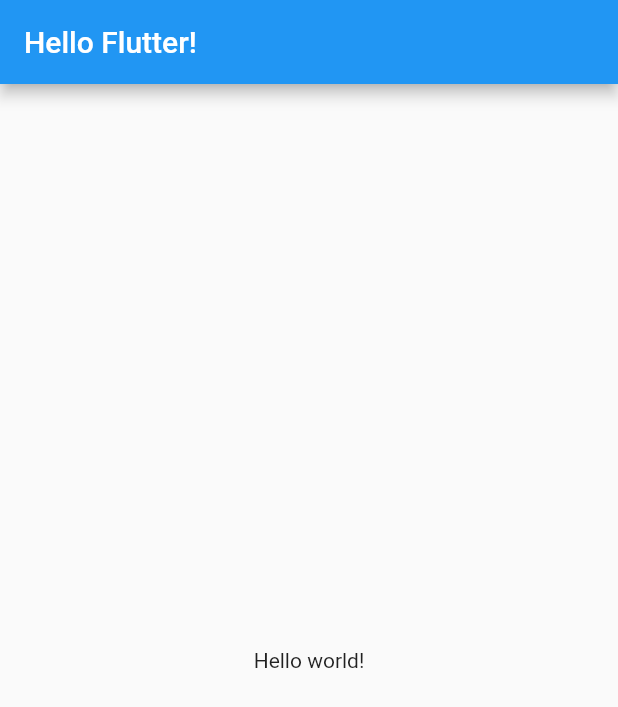
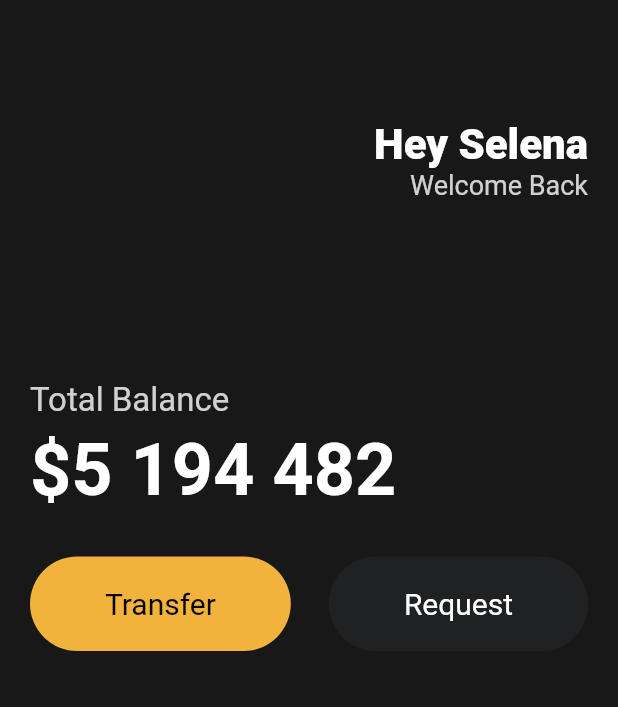
Before and after one commit to vigor-13/toonflix, a Flutter app: the screen it shows after launch, on a phone screen of 412 x 824 dp. Shown: the top 707 px of the screen. Run offline on Flutter 3.47's test engine with Material 2 defaults, Android fonts, the phone set to English and light mode, and no system bars.

Commit message:
add button widget

```diff
--- a/lib/main.dart
+++ b/lib/main.dart
@@ -1,21 +1,93 @@
 import 'package:flutter/material.dart';
+import 'package:toonflix/widgets/button.dart';
 
 void main() {
-  runApp(App());
+  runApp(const App());
 }
 
 class App extends StatelessWidget {
+  const App({super.key});
+
   @override
   Widget build(BuildContext context) {
     return MaterialApp(
       home: Scaffold(
-        appBar: AppBar(
-          title: Text('Hello Flutter!'),
-        ),
-        body: Center(
-          child: Text('Hello world!'),
-        ),
-      ),
+          backgroundColor: const Color(0xFF181818),
+          body: Padding(
+            padding: const EdgeInsets.symmetric(
+              horizontal: 20,
+            ),
+            child: Column(
+              crossAxisAlignment: CrossAxisAlignment.start,
+              children: [
+                const SizedBox(
+                  height: 80,
+                ),
+                Row(
+                  mainAxisAlignment: MainAxisAlignment.end,
+                  children: [
+                    Column(
+                      crossAxisAlignment: CrossAxisAlignment.end,
+                      children: [
+                        const Text(
+                          'Hey Selena',
+                          style: TextStyle(
+                              color: Colors.white,
+                              fontSize: 28,
+                              fontWeight: FontWeight.w800),
+                        ),
+                        Text(
+                          'Welcome Back',
+                          style: TextStyle(
+                            color: Colors.white.withOpacity(0.8),
+                            fontSize: 18,
+                          ),
+                        ),
+                      ],
+                    ),
+                  ],
+                ),
+                const SizedBox(
+                  height: 120,
+                ),
+                Text(
+                  'Total Balance',
+                  style: TextStyle(
+                    fontSize: 22,
+                    color: Colors.white.withOpacity(0.8),
+                  ),
+                ),
+                const SizedBox(
+                  height: 5,
+                ),
+                const Text(
+                  '\$5 194 482',
+                  style: TextStyle(
+                      fontSize: 48,
+                      color: Colors.white,
+                      fontWeight: FontWeight.w600),
+                ),
+                const SizedBox(
+                  height: 30,
+                ),
+                Row(
+                  mainAxisAlignment: MainAxisAlignment.spaceBetween,
+                  children: const [
+                    Button(
+                      text: 'Transfer',
+                      bgColor: Color(0xFFF1B33B),
+                      textColor: Colors.black,
+                    ),
+                    Button(
+                      text: 'Request',
+                      bgColor: Color(0xFF1F2123),
+                      textColor: Colors.white,
+                    ),
+                  ],
+                )
+              ],
+            ),
+          )),
     );
   }
 }
--- /dev/null
+++ b/lib/widgets/button.dart
@@ -0,0 +1,37 @@
+import 'package:flutter/material.dart';
+
+class Button extends StatelessWidget {
+  final String text;
+  final Color bgColor;
+  final Color textColor;
+
+  const Button({
+    super.key,
+    required this.text,
+    required this.bgColor,
+    required this.textColor,
+  });
+
+  @override
+  Widget build(BuildContext context) {
+    return Container(
+      decoration: BoxDecoration(
+        color: bgColor,
+        borderRadius: BorderRadius.circular(45),
+      ),
+      child: Padding(
+        padding: const EdgeInsets.symmetric(
+          vertical: 20,
+          horizontal: 50,
+        ),
+        child: Text(
+          text,
+          style: TextStyle(
+            fontSize: 20,
+            color: textColor,
+          ),
+        ),
+      ),
+    );
+  }
+}
```
Also changed, not shown: 1 other file.
